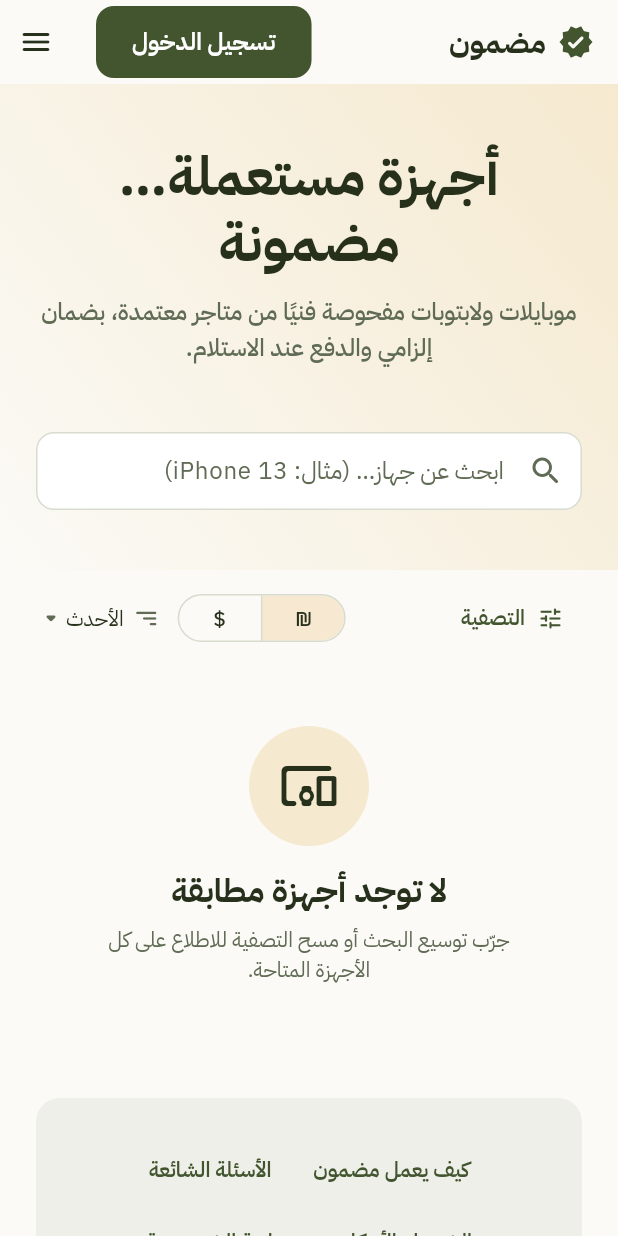
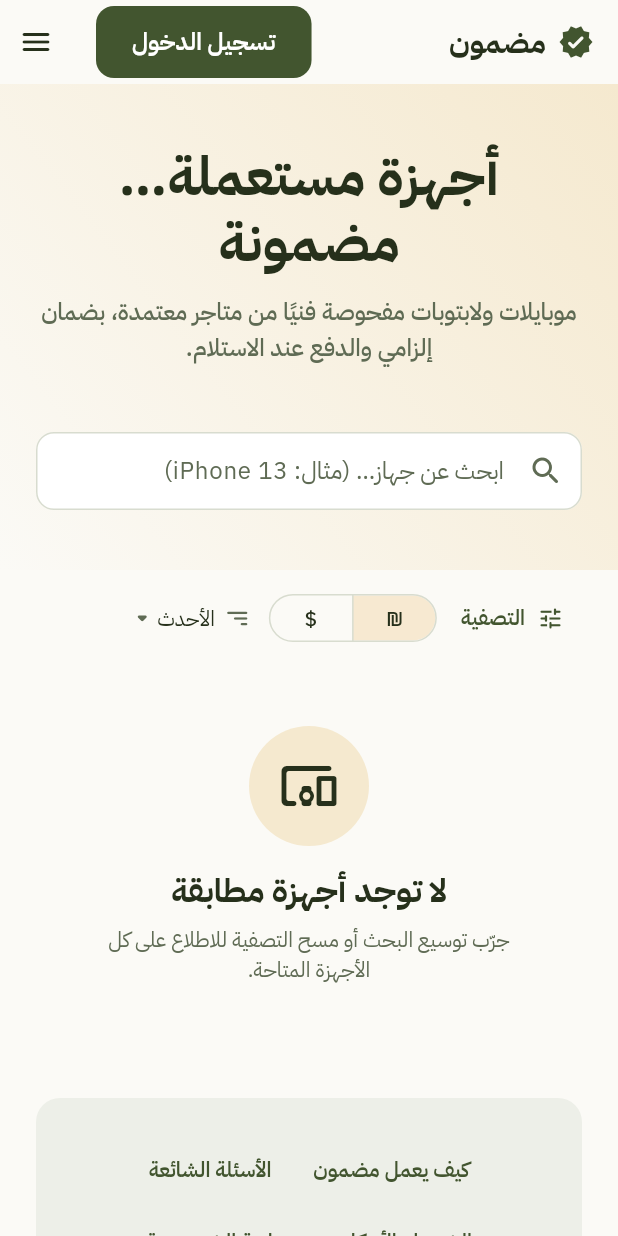
Before and after one commit to ma7moudfiras/madmoun, a Flutter app: the screen it shows after launch, on a phone screen of 412 x 824 dp. Run offline on Flutter 3.47's test engine with Material 3 defaults, Android fonts, the phone set to English and light mode, and no system bars; our stand-ins replace flutter_image_compress, flutter_riverpod, go_router, image_picker, share_plus, supabase_flutter; accounts and stored records are empty; generated files the repository leaves out were written again; network calls fail.

Commit message:
Fix "التصفية" clipping to "تصفية" at the screen edge
The filter bar's top Row (filter toggle, clear button, Spacer,
currency toggle, sort) doesn't fit on narrow phones, and a Row can't
shrink its children — it just overflows silently in release builds
(no debug banner). The filter toggle button was the casualty,
clipped down to "تصفية" with its leading "ال" pushed off-screen.
Replaced with a Wrap (start-aligned filter/clear group,
end-aligned currency/sort group, spaceBetween) so it falls back to a
second line instead of clipping when it doesn't fit one.

```diff
--- a/lib/features/marketplace/home_page.dart
+++ b/lib/features/marketplace/home_page.dart
@@ -282,11 +282,23 @@ class _HomePageState extends ConsumerState<HomePage> {
       child: Column(
         crossAxisAlignment: CrossAxisAlignment.start,
         children: [
-          Row(
+          // A plain Row here silently clips its rightmost content on narrow
+          // phones instead of shrinking (release builds don't show the debug
+          // overflow banner) — "التصفية" was getting cut down to "تصفية" at
+          // the screen edge. Wrap falls back to a second line instead.
+          Wrap(
+            alignment: WrapAlignment.spaceBetween,
+            crossAxisAlignment: WrapCrossAlignment.center,
+            runSpacing: 8,
+            children: [
+              Wrap(
+                spacing: 4,
+                crossAxisAlignment: WrapCrossAlignment.center,
                 children: [
                   TextButton.icon(
-                onPressed: () =>
-                    setState(() => _filtersExpanded = !_filtersExpanded),
+                    onPressed: () => setState(
+                      () => _filtersExpanded = !_filtersExpanded,
+                    ),
                     icon: Icon(
                       _filtersExpanded
                           ? Icons.expand_less_rounded
@@ -294,7 +306,9 @@ class _HomePageState extends ConsumerState<HomePage> {
                       size: 18,
                     ),
                     label: Text(
-                  active > 0 ? '${t.home.filters} ($active)' : t.home.filters,
+                      active > 0
+                          ? '${t.home.filters} ($active)'
+                          : t.home.filters,
                     ),
                   ),
                   if (active > 0 || (_filters.query?.isNotEmpty ?? false))
@@ -303,10 +317,16 @@ class _HomePageState extends ConsumerState<HomePage> {
                       icon: const Icon(Icons.filter_alt_off_rounded, size: 16),
                       label: Text(t.home.clearFilters),
                     ),
-              const Spacer(),
+                ],
+              ),
+              Wrap(
+                spacing: 12,
+                crossAxisAlignment: WrapCrossAlignment.center,
+                children: [
                   _buildCurrencyToggle(context),
-              const SizedBox(width: 12),
                   _buildSort(context),
+                ],
+              ),
             ],
           ),
           if (_filtersExpanded) ...[
```
Lines whose indentation alone changed are shown as unchanged.
